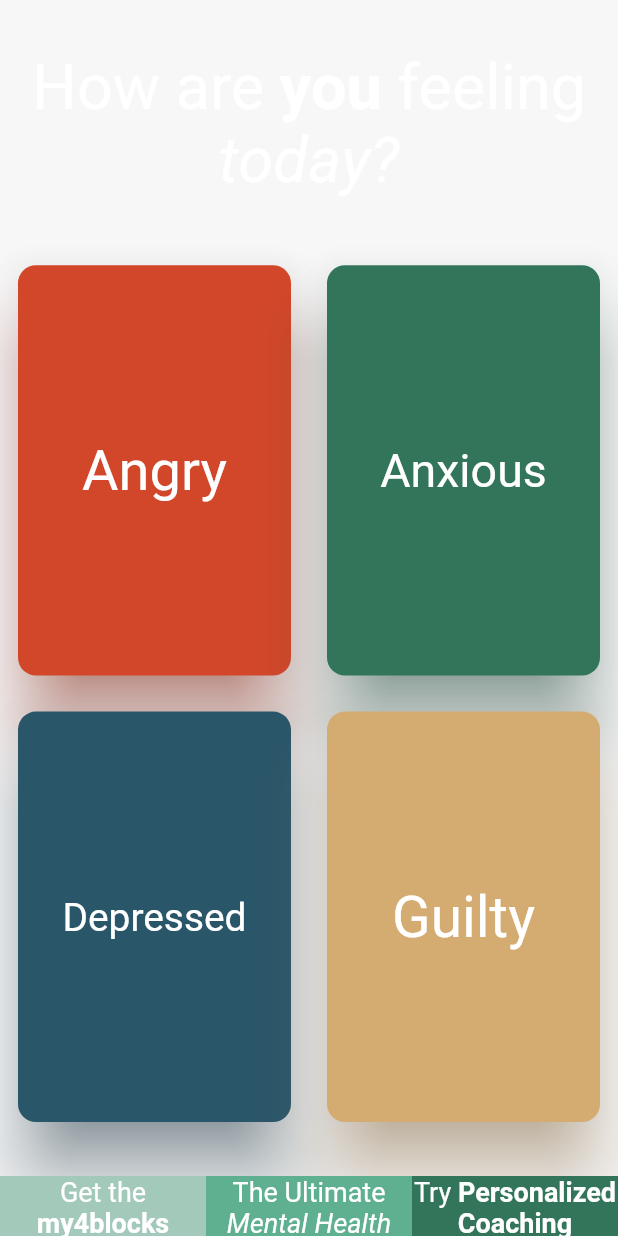
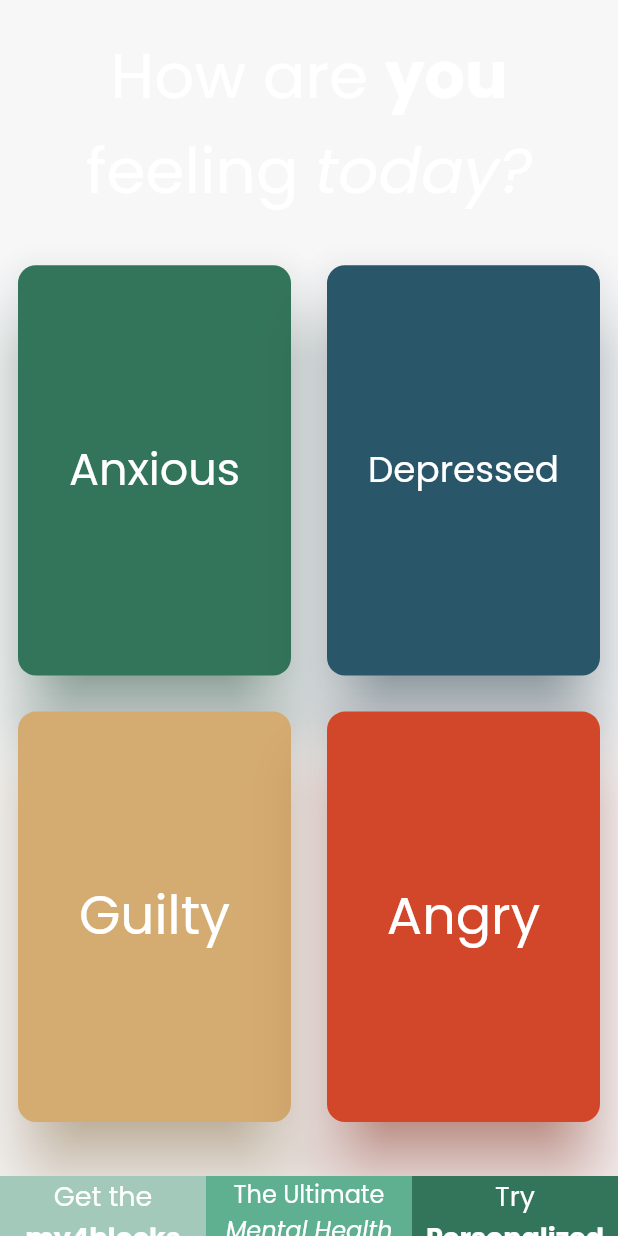
Before and after one commit to maylortaylor/MentalHealthApp, a Flutter app: the screen it shows after launch, on a phone screen of 412 x 824 dp. Run offline on Flutter 3.47's test engine with Material 2 defaults, Android fonts, the phone set to English and light mode, and no system bars; our stand-ins replace auto_size_text, card_swiper, cloud_firestore, firebase_auth, firebase_core, firebase_database and 3 more; missing offline and left inert: vimeo_video_player; accounts and stored records are empty; Roboto replaces fonts that are missing (ProductSans).

Commit message:
adding Poppins Fonts

```diff
--- a/mental_health_app/lib/constants/app_font_family.dart
+++ b/mental_health_app/lib/constants/app_font_family.dart
@@ -1,6 +1,7 @@
 class AppFontFamily{
   AppFontFamily._();
 
-  static String productSans = "ProductSans";
-  static String roboto = "Roboto";
+  static const String productSans = "ProductSans";
+  static const String roboto = "Roboto";
+  static const String poppins = "Poppins";
 }
--- a/mental_health_app/lib/constants/app_themes.dart
+++ b/mental_health_app/lib/constants/app_themes.dart
@@ -26,15 +26,15 @@ class AppThemes {
 
   //text theme for light theme
   static final TextStyle _lightScreenHeadingTextStyle =
-      TextStyle(fontSize: 20.0, color: _lightOnPrimaryColor);
+      TextStyle(fontFamily:  AppFontFamily.poppins, fontSize: 20.0, color: _lightOnPrimaryColor);
   static final TextStyle _lightScreenTaskNameTextStyle =
-      TextStyle(fontSize: 16.0, color: _lightOnPrimaryColor);
+      TextStyle(fontFamily:  AppFontFamily.poppins, fontSize: 16.0, color: _lightOnPrimaryColor);
   static final TextStyle _lightScreenTaskDurationTextStyle =
-      TextStyle(fontSize: 14.0, color: Colors.grey);
+      TextStyle(fontFamily:  AppFontFamily.poppins, fontSize: 14.0, color: Colors.grey);
   static final TextStyle _lightScreenButtonTextStyle = TextStyle(
-      fontSize: 14.0, color: _lightOnPrimaryColor, fontWeight: FontWeight.w500);
+      fontFamily:  AppFontFamily.poppins, fontSize: 14.0, color: _lightOnPrimaryColor, fontWeight: FontWeight.w500);
   static final TextStyle _lightScreenCaptionTextStyle = TextStyle(
-      fontSize: 12.0, color: _lightAppBarColor, fontWeight: FontWeight.w100);
+      fontFamily:  AppFontFamily.poppins, fontSize: 12.0, color: _lightAppBarColor, fontWeight: FontWeight.w100);
 
   static final TextTheme _lightTextTheme = TextTheme(
     displayLarge: _lightScreenHeadingTextStyle,
@@ -64,9 +64,9 @@ class AppThemes {
   static final TextStyle _darkScreenTaskDurationTextStyle =
       _lightScreenTaskDurationTextStyle;
   static final TextStyle _darkScreenButtonTextStyle = TextStyle(
-      fontSize: 14.0, color: _darkOnPrimaryColor, fontWeight: FontWeight.w500);
+      fontFamily:  AppFontFamily.poppins, fontSize: 14.0, color: _darkOnPrimaryColor, fontWeight: FontWeight.w500);
   static final TextStyle _darkScreenCaptionTextStyle = TextStyle(
-      fontSize: 12.0, color: _darkAppBarColor, fontWeight: FontWeight.w100);
+      fontFamily:  AppFontFamily.poppins, fontSize: 12.0, color: _darkAppBarColor, fontWeight: FontWeight.w100);
 
   static final TextTheme _darkTextTheme = TextTheme(
     displayLarge: _darkScreenHeadingTextStyle,
@@ -80,7 +80,7 @@ class AppThemes {
 
   //the light theme
   static final ThemeData lightTheme = ThemeData(
-    fontFamily: AppFontFamily.productSans,
+    // fontFamily: AppFontFamily.poppins,
     scaffoldBackgroundColor: _lightPrimaryVariantColor,
     floatingActionButtonTheme: FloatingActionButtonThemeData(
       backgroundColor: _lightButtonPrimaryColor,
@@ -120,7 +120,7 @@ class AppThemes {
 
   //the dark theme
   static final ThemeData darkTheme = ThemeData(
-    fontFamily: AppFontFamily.productSans,
+    fontFamily: AppFontFamily.poppins,
     scaffoldBackgroundColor: _darkPrimaryVariantColor,
     floatingActionButtonTheme: FloatingActionButtonThemeData(
       backgroundColor: _darkButtonPrimaryColor,
--- a/mental_health_app/lib/my_app.dart
+++ b/mental_health_app/lib/my_app.dart
@@ -67,10 +67,10 @@ class MyApp extends StatelessWidget {
                   title: Provider.of<Flavor>(context).toString(),
                   routes: Routes.routes,
                   theme: AppThemes.lightTheme,
-                  darkTheme: AppThemes.darkTheme,
-                  themeMode: themeProviderRef.isDarkModeOn
-                      ? ThemeMode.light
-                      : ThemeMode.light,
+                  // darkTheme: AppThemes.darkTheme,
+                  // themeMode: themeProviderRef.isDarkModeOn
+                  //     ? ThemeMode.light
+                  //     : ThemeMode.light,
                   home: Consumer<AuthProvider>(
                     builder: (_, authProviderRef, __) {
                       if (userSnapshot.connectionState ==
--- a/mental_health_app/lib/screens/decision.screen.dart
+++ b/mental_health_app/lib/screens/decision.screen.dart
@@ -3,6 +3,7 @@ import 'dart:math';
 import 'package:auto_size_text/auto_size_text.dart';
 import 'package:firebase_database/firebase_database.dart';
 import 'package:flutter/material.dart';
+import 'package:mental_health_app/constants/app_font_family.dart';
 import 'package:mental_health_app/constants/app_themes.dart';
 
 import '../screens/prompt.screen.dart';
@@ -55,11 +56,14 @@ class _DecisionScreenState extends  State<DecisionScreen> {
                 textAlign: TextAlign.center,
                 text: const TextSpan(
                   text: 'How are ',
-                  style: TextStyle(fontSize: 42),
+                  style: TextStyle(
+                    fontFamily:  AppFontFamily.poppins,
+                    fontSize: 42,
+                  ),
                   children:  [
-                    TextSpan(text: 'you ', style: TextStyle(fontWeight: FontWeight.bold, fontSize: 42)),
-                    TextSpan(text: 'feeling ', style: TextStyle(fontSize: 42)),
-                    TextSpan(text: 'today?', style: TextStyle(fontStyle: FontStyle.italic, fontSize: 42)),
+                    TextSpan(text: 'you ', style: TextStyle(fontFamily:  AppFontFamily.poppins, fontWeight: FontWeight.bold, fontSize: 42)),
+                    TextSpan(text: 'feeling ', style: TextStyle(fontFamily:  AppFontFamily.poppins, fontSize: 42)),
+                    TextSpan(text: 'today?', style: TextStyle(fontFamily:  AppFontFamily.poppins, fontStyle: FontStyle.italic, fontSize: 42)),
                   ],
                 ),
               ),
@@ -70,22 +74,6 @@ class _DecisionScreenState extends  State<DecisionScreen> {
               childAspectRatio: (itemWidth / itemHeight),
               crossAxisCount: 2,
               children: <Widget>[
-                buildCardWithIcon(
-                  null,
-                  context,
-                  () {
-                    Navigator.push(
-                      context,
-                      MaterialPageRoute(
-                        builder: (context) {
-                          return PromptScreen(category: "Anger");
-                        },
-                      ),
-                    );
-                  },
-                  "Angry",
-                AppThemes.angryColor
-                ),
                 buildCardWithIcon(
                   null,
                   context,
@@ -118,7 +106,23 @@ class _DecisionScreenState extends  State<DecisionScreen> {
                   },
                   "Guilty",
                   AppThemes.guiltyColor
-                )
+                ),
+                buildCardWithIcon(
+                  null,
+                  context,
+                  () {
+                    Navigator.push(
+                      context,
+                      MaterialPageRoute(
+                        builder: (context) {
+                          return PromptScreen(category: "Anger");
+                        },
+                      ),
+                    );
+                  },
+                  "Angry",
+                AppThemes.angryColor
+                ),
               ],
                      ),
            ),
@@ -152,6 +156,7 @@ class _DecisionScreenState extends  State<DecisionScreen> {
               child: Text(
                 '${pageName}',
                 style: const TextStyle(
+                  fontFamily: AppFontFamily.poppins,
                   color: Colors.white,
                 ),),
             ),
@@ -176,10 +181,10 @@ class _DecisionScreenState extends  State<DecisionScreen> {
                 textAlign: TextAlign.center,
                 text: const TextSpan(
                   text: 'Get the ',
-                  style: TextStyle(fontSize: 18),
+                  style: TextStyle(fontFamily:  AppFontFamily.poppins, fontSize: 18),
                   children:  [
-                    TextSpan(text: 'my4blocks ', style: TextStyle(fontWeight: FontWeight.bold, fontSize: 18)),
-                    TextSpan(text: 'masterclass', style: TextStyle(fontStyle: FontStyle.italic, fontSize: 18)),
+                    TextSpan(text: 'my4blocks ', style: TextStyle(fontFamily:  AppFontFamily.poppins, fontWeight: FontWeight.bold, fontSize: 18)),
+                    TextSpan(text: 'masterclass', style: TextStyle(fontFamily:  AppFontFamily.poppins, fontStyle: FontStyle.italic, fontSize: 18)),
                   ],
                 ),
                             ),
@@ -195,9 +200,9 @@ class _DecisionScreenState extends  State<DecisionScreen> {
               textAlign: TextAlign.center,
               text: const TextSpan(
                 text: 'The Ultimate ',
-                style: TextStyle(fontSize: 18),
+                style: TextStyle(fontFamily:  AppFontFamily.poppins, fontSize: 16),
                 children:  [
-                  TextSpan(text: 'Mental Health Nutitrion Guide ', style: TextStyle(fontStyle: FontStyle.italic, fontSize: 18)),
+                  TextSpan(text: 'Mental Health Nutitrion Guide ', style: TextStyle(fontFamily:  AppFontFamily.poppins, fontStyle: FontStyle.italic, fontSize: 16)),
                 ],
               ),
                           ),
@@ -213,9 +218,9 @@ class _DecisionScreenState extends  State<DecisionScreen> {
               textAlign: TextAlign.center,
               text: const TextSpan(
                 text: 'Try ',
-                style: TextStyle(fontSize: 18),
+                style: TextStyle(fontFamily:  AppFontFamily.poppins, fontSize: 18),
                 children:  [
-                  TextSpan(text: 'Personalized Coaching ', style: TextStyle(fontWeight: FontWeight.bold, fontSize: 18)),
+                  TextSpan(text: 'Personalized Coaching ', style: TextStyle(fontFamily:  AppFontFamily.poppins, fontWeight: FontWeight.bold, fontSize: 18)),
                 ],
               ),
                           ),
```
Also changed, not shown: mental_health_app/pubspec.yaml (+13 -0 lines), mental_health_app/assets/fonts/Poppins-Bold.ttf (added), mental_health_app/assets/fonts/Poppins-BoldItalic.ttf (added), mental_health_app/assets/fonts/Poppins-ExtraBold.ttf (added), mental_health_app/assets/fonts/Poppins-ExtraLight.ttf (added), mental_health_app/assets/fonts/Poppins-Italic.ttf (added), mental_health_app/assets/fonts/Poppins-Light.ttf (added), mental_health_app/assets/fonts/Poppins-Medium.ttf (added), mental_health_app/assets/fonts/Poppins-Regular.ttf (added), mental_health_app/assets/fonts/Poppins-Thin.ttf (added).
